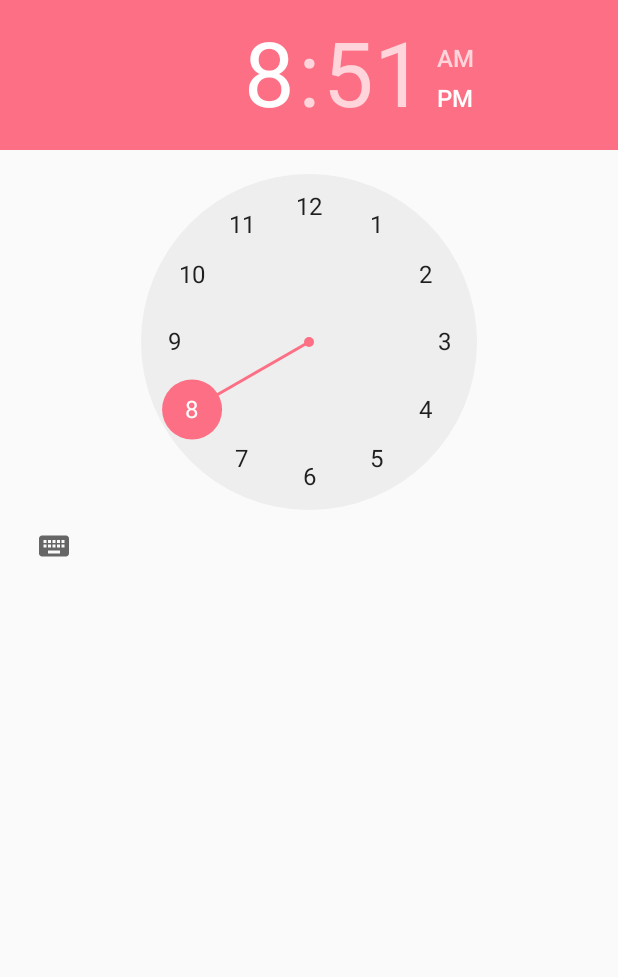
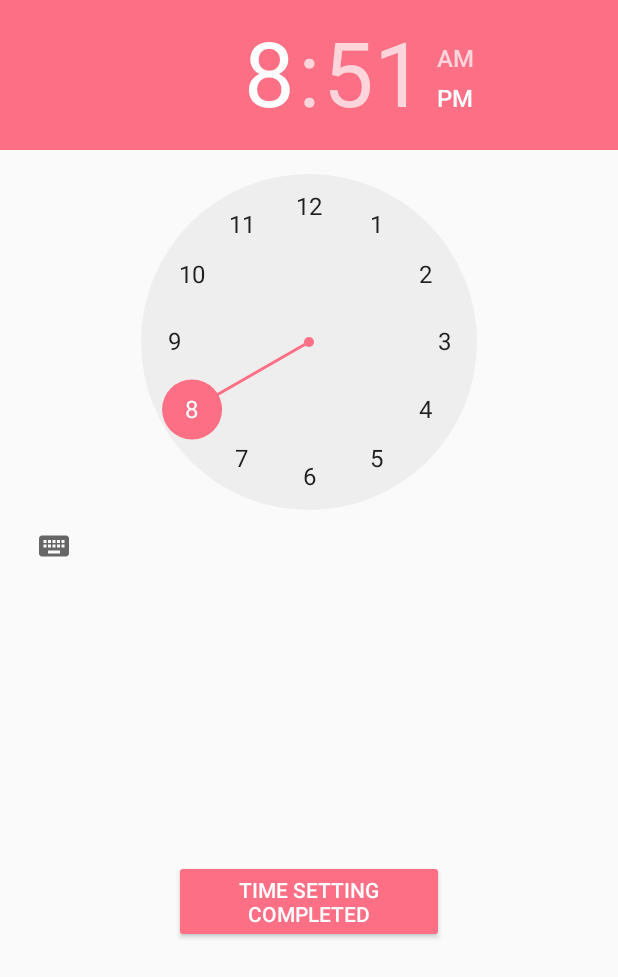
Before and after one commit to younhui97/gotgamwjs, an Android app: the layout activity_nnext.xml on its own in the app's theme, with its tools: preview values and no code run, on a phone screen of 412 x 824 dp. Shown: the top 977 px of the screen. Run offline under Robolectric (Android 15) with nearby library versions, the phone set to English and light mode, and no system bars.

Commit message:
170625 19:45

```diff
--- a/app/src/main/AndroidManifest.xml
+++ b/app/src/main/AndroidManifest.xml
@@ -24,6 +24,7 @@
             </intent-filter>
         </activity>
         <activity android:name=".NextActivity" />
+        <activity android:name=".NNextActivity" />
 
 
         <!--
--- a/app/src/main/java/com/example/yh/gotgam/NNextActivity.java
+++ b/app/src/main/java/com/example/yh/gotgam/NNextActivity.java
@@ -14,4 +14,5 @@ public class NNextActivity extends Activity {
         setContentView(R.layout.activity_nnext);
 
     }
-}
+
+};
--- a/app/src/main/res/layout/activity_nnext.xml
+++ b/app/src/main/res/layout/activity_nnext.xml
@@ -1,13 +1,28 @@
 <?xml version="1.0" encoding="utf-8"?>
 <LinearLayout xmlns:android="http://schemas.android.com/apk/res/android"
-    android:orientation="vertical" android:layout_width="match_parent"
+    android:orientation="vertical"
+    android:layout_width="match_parent"
     android:layout_height="match_parent"
+    android:gravity="center_horizontal"
     android:weightSum="1">
 
     <TimePicker
         android:id="@+id/timePicker"
         android:layout_width="match_parent"
         android:layout_height="0dp"
-        android:layout_weight="0.62" />
+        android:layout_weight="0.69" />
+
+    <TextView
+        android:id="@+id/textView2"
+        android:layout_width="match_parent"
+        android:layout_height="wrap_content"
+        android:layout_weight="0.05" />
+
+    <Button
+        android:id="@+id/button6"
+        style="@style/Widget.AppCompat.Button.Colored"
+        android:layout_width="180dp"
+        android:layout_height="wrap_content"
+        android:text="@string/time_setting_completed" />
 
 </LinearLayout>
--- a/app/src/main/res/values/strings.xml
+++ b/app/src/main/res/values/strings.xml
@@ -15,4 +15,5 @@
     <string name="title_activity_maps">Map</string>
     <string name="map">Map</string>
     <string name="alarm">Alarm</string>
+    <string name="time_setting_completed">time setting completed</string>
 </resources>
```
